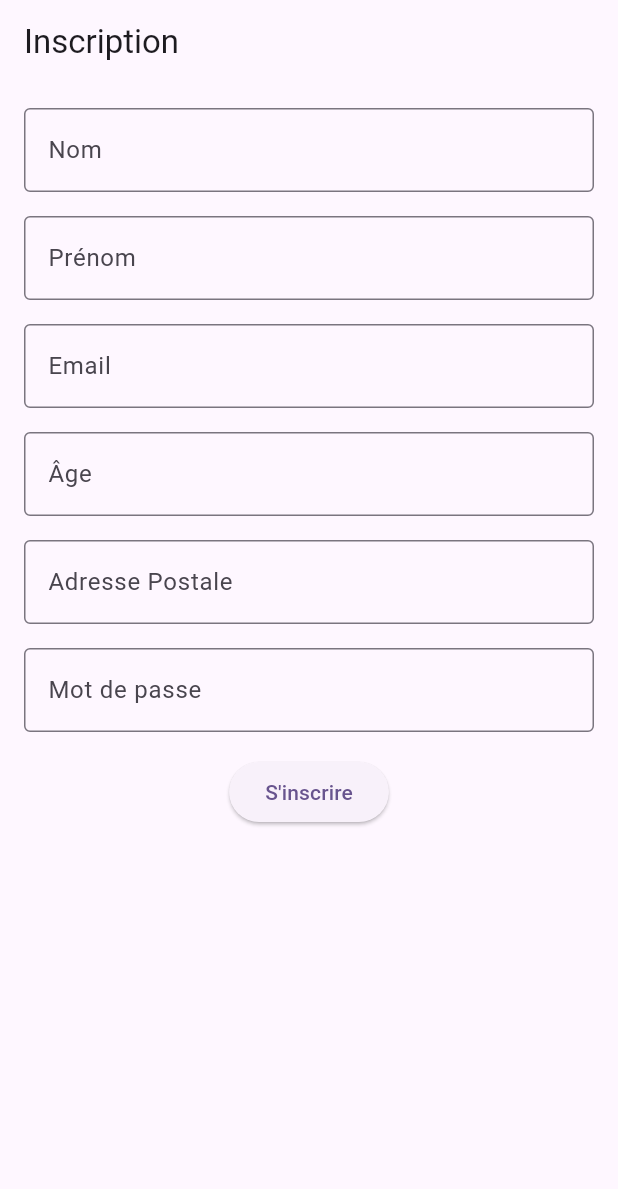
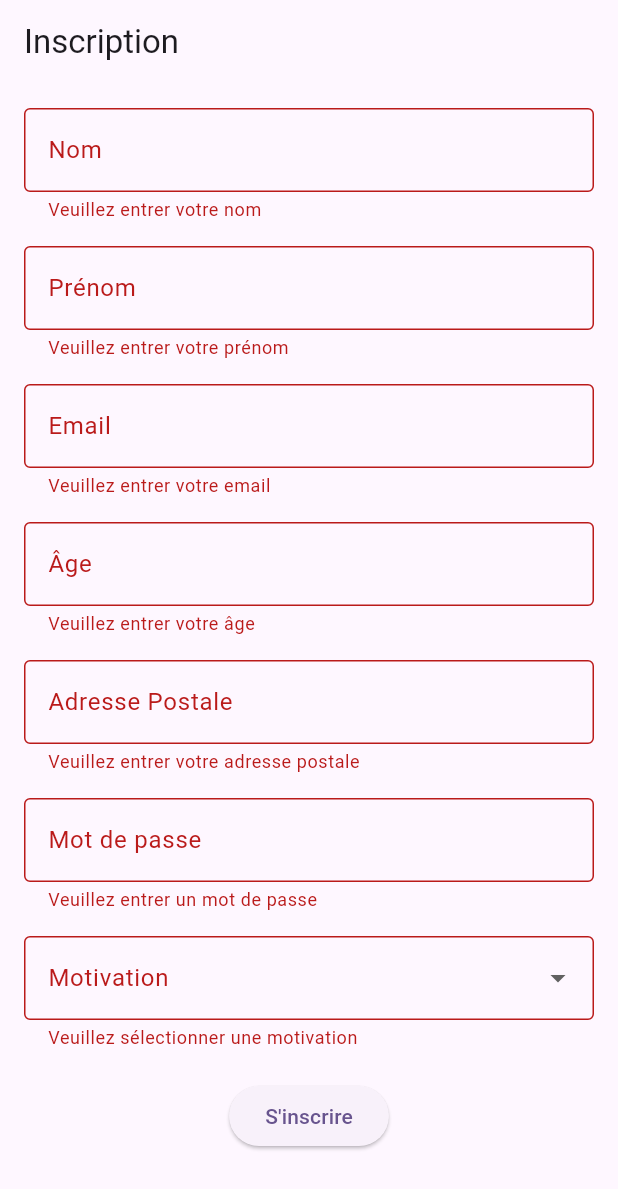
Before and after one commit to Sllappo/sprint_flutter, a Flutter app: the screen it shows after launch, after a tap on an icon or button, on a phone screen of 412 x 824 dp. Shown: the top 1189 px of the screen. Run offline on Flutter 3.47's test engine with Material 3 defaults, Android fonts, the phone set to English and light mode, and no system bars; our stand-ins replace flutter_dotenv; missing offline and left inert: dart:ffi, mongo_dart.

Commit message:
create Model User and start trying to add user in DB

```diff
--- /dev/null
+++ b/lib/Controller/insertContact.dart
@@ -0,0 +1,11 @@
+import 'package:mongo_dart/mongo_dart.dart';
+import '../Model/user.dart';
+import '../database.dart';
+Future<void> insertUser(User user) async{
+  Db db= connectToDb();
+  try{
+    await db.
+  }catch{
+
+  }
+}
--- /dev/null
+++ b/lib/Model/user.dart
@@ -0,0 +1,34 @@
+import 'dart:ffi';
+import 'package:flutter/material.dart';
+
+class User {
+  final String nom;
+  final String prenom;
+  final String email ;
+  final int? age;
+  final String adresse;
+  final String password;
+  final String motivation;
+  final Bool admin;
+
+  User({
+    required this.nom,
+    required this.prenom,
+    required this.email,
+    required this.age,
+    required this.adresse,
+    required this.password,
+    required this.motivation,
+    required this.admin
+  });
+  Map<String, dynamic> toJson() => {
+    "nom":nom,
+    "prenom":prenom,
+    "email":email,
+    "age":age,
+    "adresse":adresse,
+    "password":password,
+    "motivation":motivation,
+    "admin": false,
+  };
+}
--- a/lib/View/formRegister.dart
+++ b/lib/View/formRegister.dart
@@ -8,6 +8,9 @@ class FormRegister extends StatefulWidget {
 }
 
 class _FormRegisterState extends State<FormRegister> {
+  final _formKey = GlobalKey<FormState>();
+
+  // variable qui prend en compte les infos des inputs du form
   final TextEditingController _nomController = TextEditingController();
   final TextEditingController _prenomController = TextEditingController();
   final TextEditingController _emailController = TextEditingController();
@@ -15,6 +18,7 @@ class _FormRegisterState extends State<FormRegister> {
   final TextEditingController _adresseController = TextEditingController();
   final TextEditingController _passwordController = TextEditingController();
 
+  // list pour le menu deroulant
   String? _motivation;
   final List<String> _motivations = [
     'Poursuite d’étude',
@@ -22,22 +26,26 @@ class _FormRegisterState extends State<FormRegister> {
     'Réorientation'
   ];
 
+  // Fonction qui soumet le formulaire il se base par rapport au variable precedente
   void _submitForm() {
+    if (_formKey.currentState!.validate()) {
       final String nom = _nomController.text;
       final String prenom = _prenomController.text;
       final String email = _emailController.text;
       final int? age = int.tryParse(_ageController.text);
       final String adresse = _adresseController.text;
       final String password = _passwordController.text;
+      final String? motivation = _motivation;
 
-    if (nom.isNotEmpty && prenom.isNotEmpty && email.isNotEmpty &&
-        age != null && adresse.isNotEmpty && password.isNotEmpty && _motivation != null) {
       print('Inscription réussie pour $nom avec la motivation $_motivation');
+
+
     } else {
       print('Veuillez remplir tous les champs');
     }
   }
 
+  // Validator sous chaque Label pour verifier si c'est vide ou si le type est respecter
   @override
   Widget build(BuildContext context) {
     return Scaffold(
@@ -46,60 +54,126 @@ class _FormRegisterState extends State<FormRegister> {
       ),
       body: Padding(
         padding: const EdgeInsets.all(16.0),
+        child: Form(
+          key: _formKey,
           child: Column(
             crossAxisAlignment: CrossAxisAlignment.start,
             children: [
-            TextField(
+              TextFormField(
                 controller: _nomController,
                 decoration: const InputDecoration(
                   labelText: 'Nom',
                   border: OutlineInputBorder(),
                 ),
+                validator: (value) {
+                  if (value == null || value.isEmpty) {
+                    return 'Veuillez entrer votre nom';
+                  }
+                  return null;
+                },
               ),
               const SizedBox(height: 16),
-            TextField(
+              TextFormField(
                 controller: _prenomController,
                 decoration: const InputDecoration(
                   labelText: 'Prénom',
                   border: OutlineInputBorder(),
                 ),
+                validator: (value) {
+                  if (value == null || value.isEmpty) {
+                    return 'Veuillez entrer votre prénom';
+                  }
+                  return null;
+                },
               ),
               const SizedBox(height: 16),
-            TextField(
+              TextFormField(
                 controller: _emailController,
                 decoration: const InputDecoration(
                   labelText: 'Email',
                   border: OutlineInputBorder(),
                 ),
                 keyboardType: TextInputType.emailAddress,
+                validator: (value) {
+                  if (value == null || value.isEmpty) {
+                    return 'Veuillez entrer votre email';
+                  }
+                  return null;
+                },
               ),
               const SizedBox(height: 16),
-            TextField(
+              TextFormField(
                 controller: _ageController,
                 decoration: const InputDecoration(
                   labelText: 'Âge',
                   border: OutlineInputBorder(),
                 ),
                 keyboardType: TextInputType.number,
+                validator: (value) {
+                  if (value == null || value.isEmpty) {
+                    return 'Veuillez entrer votre âge';
+                  }
+                  if (int.tryParse(value) == null) {
+                    return 'Veuillez entrer un âge valide';
+                  }
+                  return null;
+                },
               ),
               const SizedBox(height: 16),
-            TextField(
+              TextFormField(
                 controller: _adresseController,
                 decoration: const InputDecoration(
                   labelText: 'Adresse Postale',
                   border: OutlineInputBorder(),
                 ),
+                validator: (value) {
+                  if (value == null || value.isEmpty) {
+                    return 'Veuillez entrer votre adresse postale';
+                  }
+                  return null;
+                },
               ),
               const SizedBox(height: 16),
-            TextField(
+              TextFormField(
                 controller: _passwordController,
                 decoration: const InputDecoration(
                   labelText: 'Mot de passe',
                   border: OutlineInputBorder(),
                 ),
                 obscureText: true,
+                validator: (value) {
+                  if (value == null || value.isEmpty) {
+                    return 'Veuillez entrer un mot de passe';
+                  }
+                  return null;
+                },
               ),
               const SizedBox(height: 16),
+              DropdownButtonFormField<String>(
+                decoration: const InputDecoration(
+                  labelText: 'Motivation',
+                  border: OutlineInputBorder(),
+                ),
+                value: _motivation,
+                onChanged: (String? newValue) {
+                  setState(() {
+                    _motivation = newValue;
+                  });
+                },
+                items: _motivations.map<DropdownMenuItem<String>>((String value) {
+                  return DropdownMenuItem<String>(
+                    value: value,
+                    child: Text(value),
+                  );
+                }).toList(),
+                validator: (value) {
+                  if (value == null || value.isEmpty) {
+                    return 'Veuillez sélectionner une motivation';
+                  }
+                  return null;
+                },
+              ),
+              const SizedBox(height: 20),
               Center(
                 child: ElevatedButton(
                   onPressed: _submitForm,
@@ -109,6 +183,7 @@ class _FormRegisterState extends State<FormRegister> {
             ],
           ),
         ),
+      ),
     );
   }
 }
--- a/lib/database.dart
+++ b/lib/database.dart
@@ -2,8 +2,7 @@ import 'package:flutter/material.dart';
 import 'package:mongo_dart/mongo_dart.dart';
 import 'package:flutter_dotenv/flutter_dotenv.dart';
 
-void main( ) async{
-Future<void> connectToDb() async {
+Future<Db> connectToDb() async {
   var password = 'root';
   var encryptedPassword = Uri.encodeComponent(password);
 
@@ -14,11 +13,5 @@ Future<void> connectToDb() async {
   }catch(e){
     print('Connexion error $e');
   }
-
-  // Votre code ici
-
-  await db.close();
+  return db;
 }
-
-connectToDb();
-}
```
Lines whose indentation alone changed are shown as unchanged.
